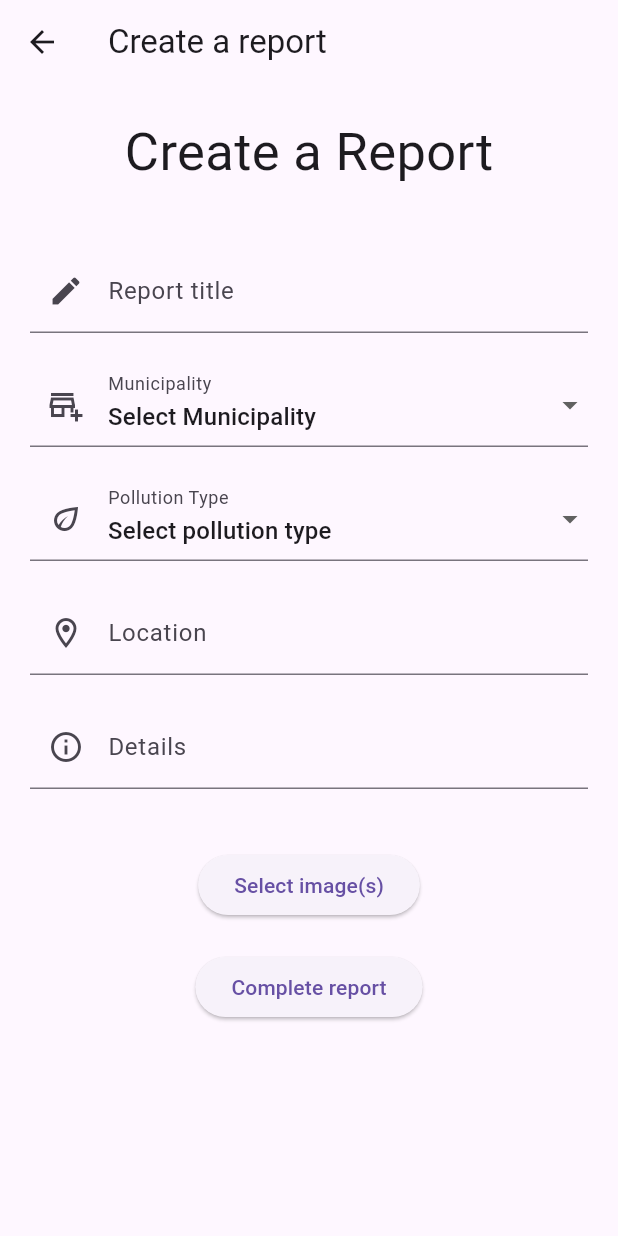
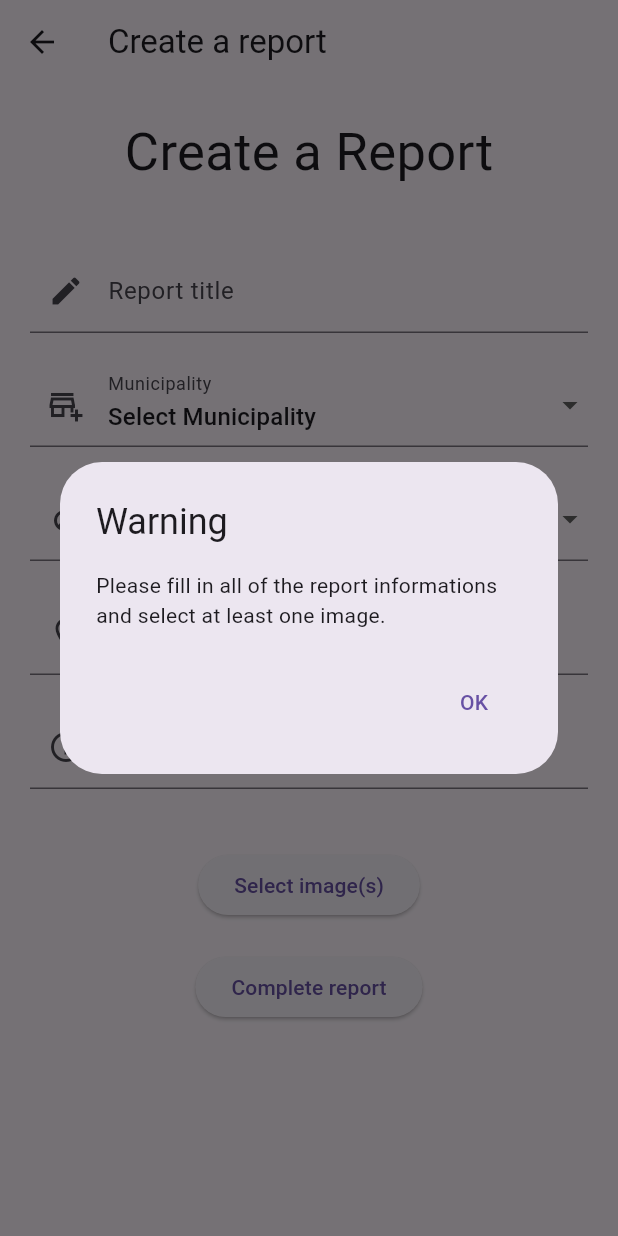
Before and after one commit to GDSC-IUC-Teknik-Takim/MEP, a Flutter app: the CreateReport screen opened directly, after a tap on "Complete report", on a phone screen of 412 x 824 dp. Run offline on Flutter 3.47's test engine with Material 3 defaults, Android fonts, the phone set to English and light mode, and no system bars; our stand-ins replace cloud_firestore, file_picker, firebase_auth, firebase_core, fluttertoast, geocoding and 6 more; accounts and stored records are empty.

Commit message:
create a report blank report önleme mesajı eklendi eklenen image sayısı gösteriliyor

```diff
--- a/lib/app/views/auth/login/login_view.dart
+++ b/lib/app/views/auth/login/login_view.dart
@@ -44,6 +44,7 @@ class _LoginScreenState extends State<LoginScreen> {
             ),
             Padding(
               padding: const EdgeInsets.all(16.0),
+              child: Center(
                 child: Column(
                   mainAxisSize: MainAxisSize.min,
                   children: <Widget>[
@@ -71,7 +72,7 @@ class _LoginScreenState extends State<LoginScreen> {
                     Container(child: PasswordBar(passwordController: passwordController), width: 350),
                     SizedBox(height: 40),
                     Text("Forgot password?"),
-                  SizedBox(height: 40),
+                    SizedBox(height: 80),
                     LoginButton(
                       emailController: emailController,
                       passwordController: passwordController,
@@ -88,6 +89,7 @@ class _LoginScreenState extends State<LoginScreen> {
                         child: Text("Don't have an account ? Sign Up",
                             style: TextStyle(color: Color.fromRGBO(50, 90, 62, 100)))),
                   ],
+                ),
               ),
             ),
           ],
--- a/lib/app/views/report/create_report/create_report_view.dart
+++ b/lib/app/views/report/create_report/create_report_view.dart
@@ -3,19 +3,15 @@ import 'package:file_picker/file_picker.dart';
 import 'package:flutter/material.dart';
 import 'package:google_maps_flutter/google_maps_flutter.dart';
 import 'dart:async';
-import 'dart:io';
-import 'package:mep/app/data/models/report_model.dart';
 import 'package:image_picker/image_picker.dart';
-import 'package:firebase_storage/firebase_storage.dart';
 import 'dart:convert';
-
 import '../my_reports/my_reports_page.dart';
 
 class CreateReport extends StatefulWidget {
   final String? adress;
   final LatLng? geopoint;
 
-  const CreateReport({super.key, this.adress, this.geopoint});
+  const CreateReport({Key? key, this.adress, this.geopoint}) : super(key: key);
 
   @override
   State<CreateReport> createState() => _CreateReportState();
@@ -45,7 +41,11 @@ class _CreateReportState extends State<CreateReport> {
     );
     if (result != null) {
       setState(() {
+        if (pickedImages != null) {
+          pickedImages!.addAll(result.files.map((file) => XFile(file.path!)));
+        } else {
           pickedImages = result.files.map((file) => XFile(file.path!)).toList();
+        }
       });
     }
   }
@@ -172,7 +172,54 @@ class _CreateReportState extends State<CreateReport> {
               ),
               ElevatedButton(
                 onPressed: () async {
+                  if (titleController.text.isEmpty ||
+                      locationController.text.isEmpty ||
+                      detailController.text.isEmpty ||
+                      pickedImages == null ||
+                      pickedImages!.isEmpty) {
+                    // Show a warning message if any required field is empty
+                    showDialog(
+                      context: context,
+                      builder: (BuildContext context) {
+                        return AlertDialog(
+                          title: Text("Warning"),
+                          content: Text(
+                              "Please fill in all of the report informations and select at least one image."),
+                          actions: [
+                            TextButton(
+                              onPressed: () {
+                                Navigator.of(context).pop();
+                              },
+                              child: Text("OK"),
+                            ),
+                          ],
+                        );
+                      },
+                    );
+                  } else {
+                    // All fields are filled, proceed with report creation
                     await uploadImages();
+                    if (imageBase64Strings.isEmpty) {
+                      // Show a warning message if no images are selected
+                      showDialog(
+                        context: context,
+                        builder: (BuildContext context) {
+                          return AlertDialog(
+                            title: Text("Warning"),
+                            content: Text("Please select at least one image."),
+                            actions: [
+                              TextButton(
+                                onPressed: () {
+                                  Navigator.of(context).pop();
+                                },
+                                child: Text("OK"),
+                              ),
+                            ],
+                          );
+                        },
+                      );
+                    } else {
+                      // Images are inserted, proceed with report creation
                       final reportId = await completeReport(
                         titleController.text,
                         imageBase64Strings,
@@ -183,19 +230,14 @@ class _CreateReportState extends State<CreateReport> {
                         widget.geopoint!.latitude,
                         widget.geopoint!.longitude,
                       );
-                  /*final Nreport = Report(
-                    id: reportId,
-                    reportTitle: titleController.text,
-                    imageBase64Strings: imageBase64Strings,
-                    status: 'Pending',
-                    reportDetail: detailController.text,
-                    reportType: selectedPollutionType,
-                    municipality: selectedMunicipality,
-                    date: DateTime.now().toString(),
-                  );*/
-                  Navigator.push(context,
-                      MaterialPageRoute(builder: (context) => MyReportsPage()));
+
+                      Navigator.push(
+                          context,
+                          MaterialPageRoute(
+                              builder: (context) => MyReportsPage()));
                       // Used Nreport as needed
+                    }
+                  }
                 },
                 child: Text('Complete report'),
               ),
```
Lines whose indentation alone changed are shown as unchanged.
